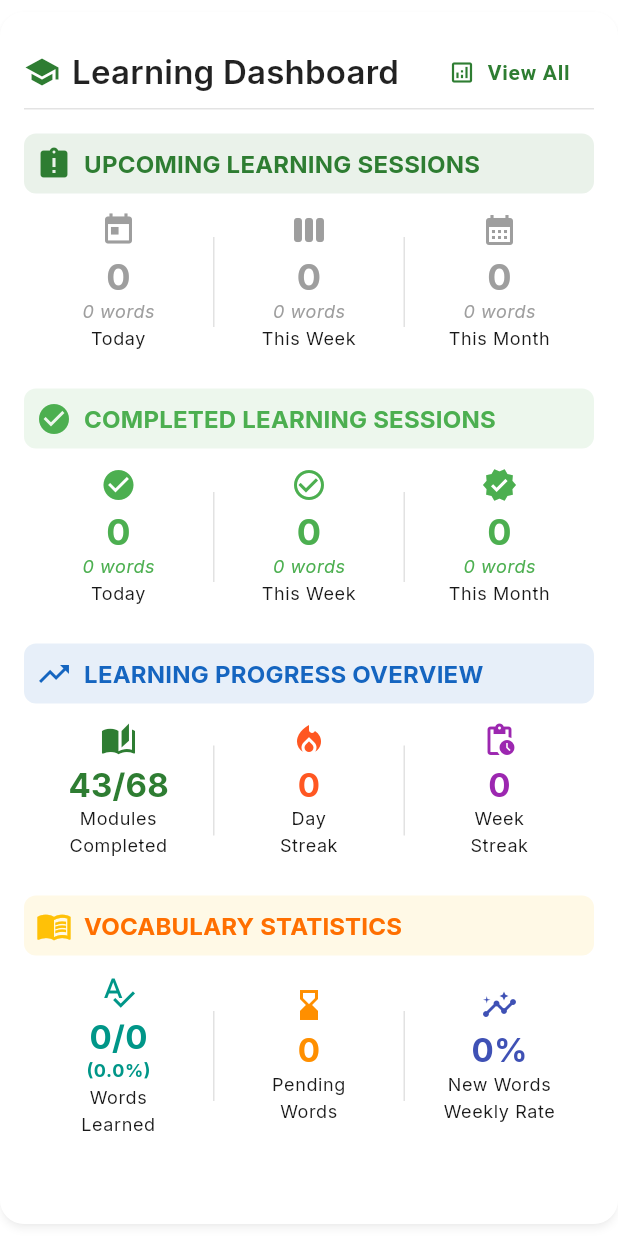
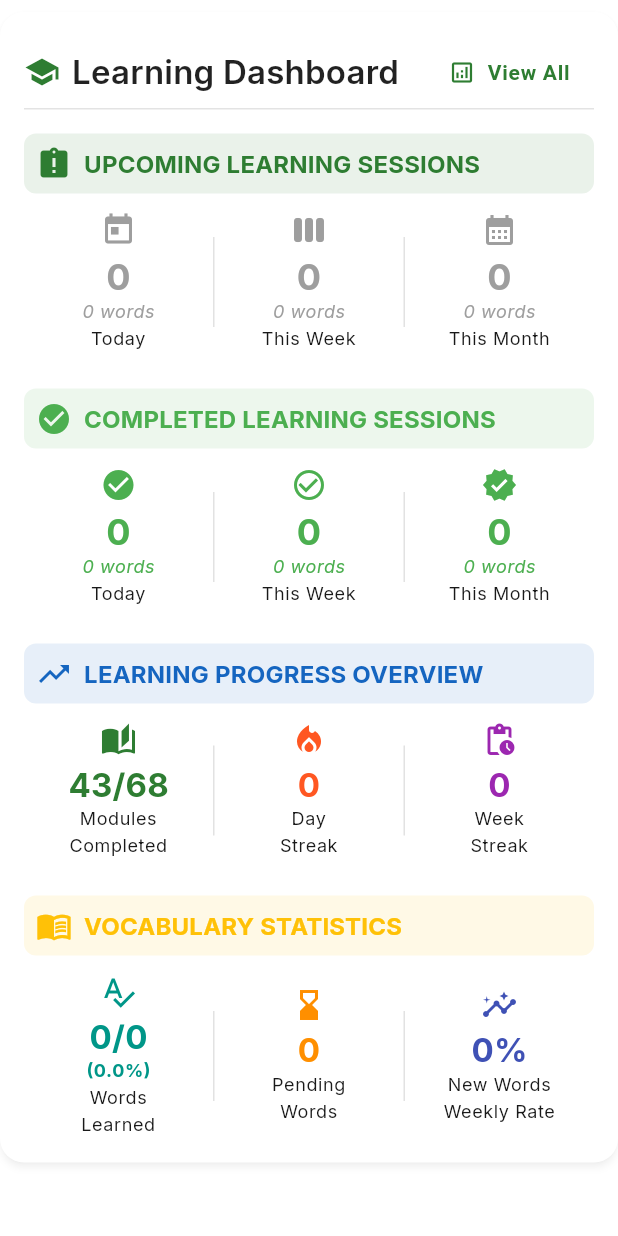
Before and after one commit to ntgptit/spaced_learning_app, a Flutter app: the EnhancedLearningStatsCard widget shown alone on an empty page, opened directly, on a phone screen of 412 x 824 dp. Run offline on Flutter 3.47's test engine with Material 3 defaults, Android fonts, the phone set to English and light mode, and no system bars; our stand-ins replace dio, flutter_secure_storage, flutter_spinkit, freezed_annotation, get_it, google_fonts and 1 more; accounts and stored records are empty.

```diff
--- a/lib/presentation/widgets/learning/enhanced_learning_stats_card.dart
+++ b/lib/presentation/widgets/learning/enhanced_learning_stats_card.dart
@@ -1,6 +1,7 @@
 import 'package:flutter/material.dart';
 
 /// Card widget that displays comprehensive learning statistics with enhanced metrics
+/// Optimized for accessibility, scrollability, and performance
 class EnhancedLearningStatsCard extends StatelessWidget {
   // Core learning stats
   final int totalModules;
@@ -77,6 +78,8 @@
     return Card(
       elevation: 2,
       shape: RoundedRectangleBorder(borderRadius: BorderRadius.circular(16)),
+      child: SingleChildScrollView(
+        // Wrap with SingleChildScrollView for constrained vertical spaces
         child: Padding(
           padding: const EdgeInsets.all(16.0),
           child: Column(
@@ -85,15 +88,27 @@
               // Header with title and view all button
               Row(
                 children: [
-                Icon(Icons.school, color: colorScheme.primary, size: 24),
+                  Semantics(
+                    label: 'Learning Dashboard Icon',
+                    child: Icon(
+                      Icons.school,
+                      color: colorScheme.primary,
+                      size: 24,
+                    ),
+                  ),
                   const SizedBox(width: 8),
                   Text('Learning Dashboard', style: theme.textTheme.titleLarge),
                   const Spacer(),
                   if (onViewProgress != null)
-                  TextButton.icon(
+                    Semantics(
+                      label: 'View all learning statistics',
+                      hint: 'Navigate to detailed learning progress screen',
+                      button: true,
+                      child: TextButton.icon(
                         icon: const Icon(Icons.analytics_outlined),
                         label: const Text('View All'),
                         onPressed: onViewProgress,
+                      ),
                     ),
                 ],
               ),
@@ -101,25 +116,12 @@
               const SizedBox(height: 16),
 
               // Row 1: Due Sessions with clear title
-            Container(
-              padding: const EdgeInsets.all(8),
-              decoration: BoxDecoration(
-                color: colorScheme.primary.withOpacity(0.1),
-                borderRadius: BorderRadius.circular(8),
-              ),
-              child: Row(
-                children: [
-                  Icon(Icons.assignment_late, color: colorScheme.primary),
-                  const SizedBox(width: 8),
-                  Text(
+              _buildSectionHeader(
+                context,
                 'UPCOMING LEARNING SESSIONS',
-                    style: theme.textTheme.titleMedium?.copyWith(
-                      color: colorScheme.primary,
-                      fontWeight: FontWeight.bold,
-                    ),
-                  ),
-                ],
-              ),
+                Icons.assignment_late,
+                colorScheme.primary,
+                'Upcoming learning sessions that need your attention',
               ),
               const SizedBox(height: 12),
 
@@ -133,6 +135,8 @@
                     wordCount: wordsDueToday,
                     color: dueToday > 0 ? Colors.red : Colors.grey,
                     icon: Icons.today,
+                    semanticLabel:
+                        '$dueToday learning sessions due today with $wordsDueToday words',
                   ),
                   _buildDivider(),
                   _buildStatColumnWithWordCount(
@@ -142,6 +146,8 @@
                     wordCount: wordsDueThisWeek,
                     color: dueThisWeek > 0 ? Colors.orange : Colors.grey,
                     icon: Icons.view_week,
+                    semanticLabel:
+                        '$dueThisWeek learning sessions due this week with $wordsDueThisWeek words',
                   ),
                   _buildDivider(),
                   _buildStatColumnWithWordCount(
@@ -151,31 +157,20 @@
                     wordCount: wordsDueThisMonth,
                     color: dueThisMonth > 0 ? colorScheme.primary : Colors.grey,
                     icon: Icons.calendar_month,
+                    semanticLabel:
+                        '$dueThisMonth learning sessions due this month with $wordsDueThisMonth words',
                   ),
                 ],
               ),
               const SizedBox(height: 24),
 
               // Row 2: Completed Sessions with clear title
-            Container(
-              padding: const EdgeInsets.all(8),
-              decoration: BoxDecoration(
-                color: Colors.green.withOpacity(0.1),
-                borderRadius: BorderRadius.circular(8),
-              ),
-              child: Row(
-                children: [
-                  const Icon(Icons.check_circle, color: Colors.green),
-                  const SizedBox(width: 8),
-                  Text(
+              _buildSectionHeader(
+                context,
                 'COMPLETED LEARNING SESSIONS',
-                    style: theme.textTheme.titleMedium?.copyWith(
-                      color: Colors.green,
-                      fontWeight: FontWeight.bold,
-                    ),
-                  ),
-                ],
-              ),
+                Icons.check_circle,
+                Colors.green,
+                'Learning sessions you have completed',
               ),
               const SizedBox(height: 12),
 
@@ -189,6 +184,8 @@
                     wordCount: wordsCompletedToday,
                     color: Colors.green,
                     icon: Icons.check_circle,
+                    semanticLabel:
+                        '$completedToday learning sessions completed today with $wordsCompletedToday words',
                   ),
                   _buildDivider(),
                   _buildStatColumnWithWordCount(
@@ -198,6 +195,8 @@
                     wordCount: wordsCompletedThisWeek,
                     color: Colors.green,
                     icon: Icons.check_circle_outline,
+                    semanticLabel:
+                        '$completedThisWeek learning sessions completed this week with $wordsCompletedThisWeek words',
                   ),
                   _buildDivider(),
                   _buildStatColumnWithWordCount(
@@ -207,31 +206,20 @@
                     wordCount: wordsCompletedThisMonth,
                     color: Colors.green,
                     icon: Icons.verified,
+                    semanticLabel:
+                        '$completedThisMonth learning sessions completed this month with $wordsCompletedThisMonth words',
                   ),
                 ],
               ),
               const SizedBox(height: 24),
 
               // Row 3: Overall Learning Progress with clear title
-            Container(
-              padding: const EdgeInsets.all(8),
-              decoration: BoxDecoration(
-                color: colorScheme.secondary.withOpacity(0.1),
-                borderRadius: BorderRadius.circular(8),
-              ),
-              child: Row(
-                children: [
-                  Icon(Icons.trending_up, color: colorScheme.secondary),
-                  const SizedBox(width: 8),
-                  Text(
+              _buildSectionHeader(
+                context,
                 'LEARNING PROGRESS OVERVIEW',
-                    style: theme.textTheme.titleMedium?.copyWith(
-                      color: colorScheme.secondary,
-                      fontWeight: FontWeight.bold,
-                    ),
-                  ),
-                ],
-              ),
+                Icons.trending_up,
+                colorScheme.secondary,
+                'Overall progress across all learning modules',
               ),
               const SizedBox(height: 12),
 
@@ -246,6 +234,8 @@
                     color: colorScheme.primary,
                     icon: Icons.auto_stories,
                     format: '$completedModules/$totalModules',
+                    semanticLabel:
+                        'Completed $completedModules out of $totalModules total modules',
                   ),
                   _buildDivider(),
                   _buildStatColumn(
@@ -255,6 +245,8 @@
                     color: Colors.deepOrange,
                     icon: Icons.local_fire_department,
                     showBadge: streakDays >= 7,
+                    semanticLabel:
+                        '$streakDays day streak${streakDays >= 7 ? ", excellent progress!" : ""}',
                   ),
                   _buildDivider(),
                   _buildStatColumn(
@@ -264,31 +256,20 @@
                     color: Colors.purple,
                     icon: Icons.pending_actions,
                     showBadge: streakWeeks >= 4,
+                    semanticLabel:
+                        '$streakWeeks week streak${streakWeeks >= 4 ? ", outstanding commitment!" : ""}',
                   ),
                 ],
               ),
               const SizedBox(height: 24),
 
               // Row 4: Vocabulary Statistics with clear title
-            Container(
-              padding: const EdgeInsets.all(8),
-              decoration: BoxDecoration(
-                color: Colors.amber.withOpacity(0.1),
-                borderRadius: BorderRadius.circular(8),
-              ),
-              child: Row(
-                children: [
-                  const Icon(Icons.menu_book, color: Colors.amber),
-                  const SizedBox(width: 8),
-                  Text(
+              _buildSectionHeader(
+                context,
                 'VOCABULARY STATISTICS',
-                    style: theme.textTheme.titleMedium?.copyWith(
-                      color: Colors.amber.shade900,
-                      fontWeight: FontWeight.bold,
-                    ),
-                  ),
-                ],
-              ),
+                Icons.menu_book,
+                Colors.amber,
+                'Statistics about your vocabulary learning progress',
               ),
               const SizedBox(height: 12),
 
@@ -305,6 +286,8 @@
                     format: '$learnedWords/$totalWords',
                     showPercentage: true,
                     percentage: vocabularyCompletionRate,
+                    semanticLabel:
+                        'Learned $learnedWords out of $totalWords words, ${vocabularyCompletionRate.toStringAsFixed(1)} percent complete',
                   ),
                   _buildDivider(),
                   _buildStatColumn(
@@ -313,6 +296,7 @@
                     value: pendingWords,
                     color: Colors.amber.shade800,
                     icon: Icons.hourglass_bottom,
+                    semanticLabel: '$pendingWords words pending to learn',
                   ),
                   _buildDivider(),
                   _buildStatColumn(
@@ -322,6 +306,8 @@
                     color: Colors.indigo,
                     icon: Icons.insights,
                     suffix: '%',
+                    semanticLabel:
+                        'Learning ${weeklyNewWordsRate.round()} percent new words weekly',
                   ),
                 ],
               ),
@@ -331,6 +317,46 @@
                 const SizedBox(height: 24),
                 _buildTodayProgressBar(context),
               ],
+            ],
+          ),
+        ),
+      ),
+    );
+  }
+
+  /// Build a section header with icon and title
+  Widget _buildSectionHeader(
+    BuildContext context,
+    String title,
+    IconData icon,
+    Color color,
+    String semanticDescription,
+  ) {
+    final theme = Theme.of(context);
+
+    return Semantics(
+      header: true,
+      label: title,
+      hint: semanticDescription,
+      child: Container(
+        padding: const EdgeInsets.all(8),
+        decoration: BoxDecoration(
+          color: color.withOpacity(0.1),
+          borderRadius: BorderRadius.circular(8),
+        ),
+        child: Row(
+          children: [
+            Icon(icon, color: color),
+            const SizedBox(width: 8),
+            Expanded(
+              child: Text(
+                title,
+                style: theme.textTheme.titleMedium?.copyWith(
+                  color: color,
+                  fontWeight: FontWeight.bold,
+                ),
+              ),
+            ),
           ],
         ),
       ),
@@ -362,11 +388,14 @@
     bool showPercentage = false,
     double percentage = 0.0,
     String suffix = '',
+    required String semanticLabel,
   }) {
     final theme = Theme.of(context);
     final formattedValue = format ?? value.toString() + suffix;
 
     return Expanded(
+      child: Semantics(
+        label: semanticLabel,
         child: Column(
           children: [
             Stack(
@@ -415,6 +444,7 @@
             ),
           ],
         ),
+      ),
     );
   }
 
@@ -426,10 +456,14 @@
     required int wordCount,
     required Color color,
     required IconData icon,
+    required String semanticLabel,
   }) {
     final theme = Theme.of(context);
 
     return Expanded(
+      child: Semantics(
+        label: semanticLabel,
+        child: ExcludeSemantics(
           child: Column(
             children: [
               Icon(icon, color: color, size: 24),
@@ -455,6 +489,8 @@
               ),
             ],
           ),
+        ),
+      ),
     );
   }
 
@@ -462,8 +498,17 @@
   Widget _buildTodayProgressBar(BuildContext context) {
     final theme = Theme.of(context);
     final completionRate = dueToday > 0 ? completedToday / dueToday : 0.0;
+    final progressPercent = (completionRate * 100).toInt();
 
-    return Column(
+    // Create semantic label for the progress bar
+    final semanticLabel =
+        dueToday > 0
+            ? 'Today\'s progress: $completedToday of $dueToday sessions completed, $progressPercent percent. $wordsCompletedToday of $wordsDueToday words completed.'
+            : 'No sessions scheduled for today';
+
+    return Semantics(
+      label: semanticLabel,
+      child: Column(
         crossAxisAlignment: CrossAxisAlignment.start,
         children: [
           Text('Today\'s Progress', style: theme.textTheme.titleSmall),
@@ -475,7 +520,9 @@
               minHeight: 10,
               backgroundColor: theme.colorScheme.surfaceContainerHighest,
               valueColor: AlwaysStoppedAnimation<Color>(
-              completionRate >= 1.0 ? Colors.green : theme.colorScheme.primary,
+                completionRate >= 1.0
+                    ? Colors.green
+                    : theme.colorScheme.primary,
               ),
             ),
           ),
@@ -485,7 +532,7 @@
             children: [
               Text(
                 dueToday > 0
-                  ? 'Completed $completedToday of $dueToday due sessions (${(completionRate * 100).toInt()}%)'
+                    ? 'Completed $completedToday of $dueToday due sessions ($progressPercent%)'
                     : 'No sessions due today',
                 style: theme.textTheme.bodySmall,
               ),
@@ -498,6 +545,7 @@
             ],
           ),
         ],
+      ),
     );
   }
 }
```
Also changed, not shown: lib/presentation/screens/dashboard/enhanced_dashboard_screen.dart (+87 -36 lines), lib/presentation/viewmodels/enhanced_learning_stats_viewmodel.dart (+30 -10 lines). Lines whose indentation alone changed are shown as unchanged.
